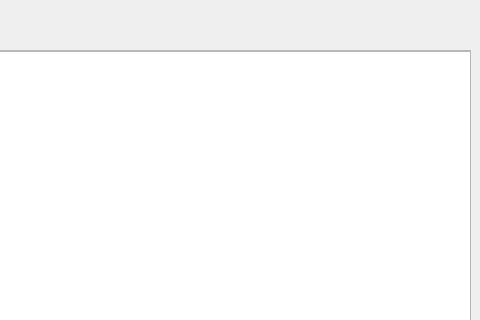
Above: ChatRoom/ChatRoom.ui from AnceYin/chatroom before the change; both pictures show x 270 to 750 and y 0 to 320 of the 750 by 460 pixel window. Below: the same form after it.
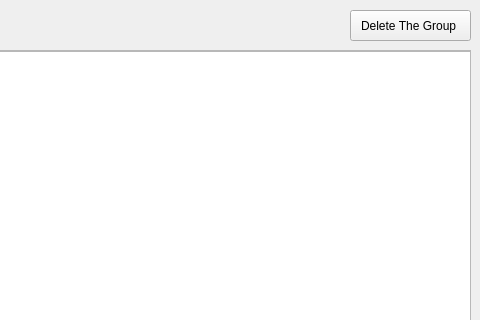
That is the form after the change. Icons and pictures are not drawn.

Patch:
```diff
--- a/ChatRoom/ChatRoom.ui
+++ b/ChatRoom/ChatRoom.ui
@@ -196,6 +196,19 @@
      </widget>
     </widget>
    </widget>
+   <widget class="QPushButton" name="DeletePushButton">
+    <property name="geometry">
+     <rect>
+      <x>620</x>
+      <y>10</y>
+      <width>121</width>
+      <height>31</height>
+     </rect>
+    </property>
+    <property name="text">
+     <string>Delete The Group</string>
+    </property>
+   </widget>
   </widget>
  </widget>
  <layoutdefault spacing="6" margin="11"/>
```
